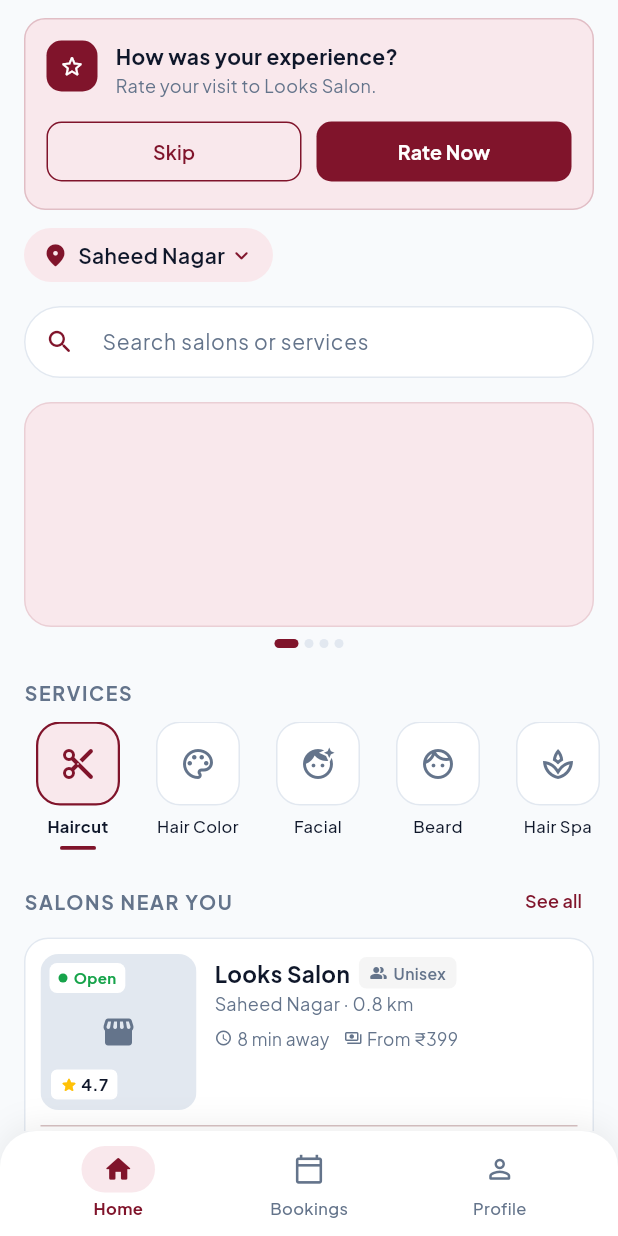
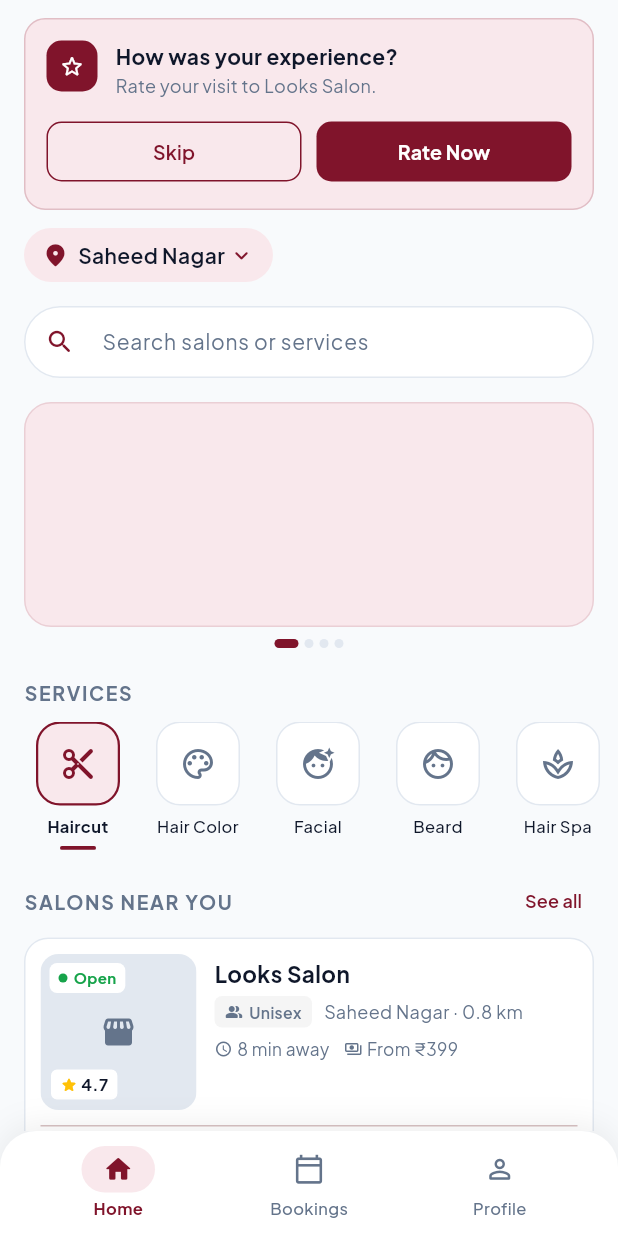
Before and after one commit to IshaNayal/ZALONO-consumer-app, a Flutter app: the screen it shows after launch, on a phone screen of 412 x 824 dp. Run offline on Flutter 3.47's test engine with Material 3 defaults, Android fonts, the phone set to English and light mode, and no system bars; our stand-ins replace google_fonts, shared_preferences; network calls fail.

Commit message:
Size the category strip to the text scale and free the Home card name row

```diff
--- a/flutter_zalono/lib/components/consumer/category_section.dart
+++ b/flutter_zalono/lib/components/consumer/category_section.dart
@@ -63,7 +63,11 @@
             ),
           ),
           SizedBox(
-            height: 92,
+            // Sized from the tile rather than a magic constant: the strip
+            // hands its tiles a tight height, so the label growing with the
+            // system text scale used to run past the bottom by a pixel or two
+            // from 1.5x up.
+            height: CategoryItem.stripHeightFor(context),
             child: ListView.separated(
               scrollDirection: Axis.horizontal,
               padding: const EdgeInsets.symmetric(horizontal: 16),
@@ -201,6 +205,21 @@
   final VoidCallback onTap;
   final bool isSelected;
 
+  /// Height of the strip at an unscaled label: 85.5px of tile plus the
+  /// breathing room the layout has always had.
+  static const double _restHeight = 92.0;
+
+  /// The tile's label is the only part that scales, and it gains 15.5px for
+  /// every 1x of system text scale. 16 leaves a little headroom so nonlinear
+  /// scalers cannot push the label back out of the box.
+  static const double _heightPerScaleStep = 16;
+
+  /// Height the horizontal strip needs so no tile label is ever clipped.
+  static double stripHeightFor(BuildContext context) {
+    final scale = MediaQuery.textScalerOf(context).scale(1);
+    return (_restHeight + (scale - 1) * _heightPerScaleStep).ceilToDouble();
+  }
+
   @override
   Widget build(BuildContext context) {
     return GestureDetector(
--- a/flutter_zalono/lib/components/consumer/salon_card.dart
+++ b/flutter_zalono/lib/components/consumer/salon_card.dart
@@ -43,10 +43,7 @@
                       crossAxisAlignment: CrossAxisAlignment.start,
                       children: [
                         const SizedBox(height: 2),
-                        Row(
-                          children: [
-                            Flexible(
-                              child: Text(
+                        Text(
                           salon.name,
                           maxLines: 1,
                           overflow: TextOverflow.ellipsis,
@@ -56,20 +53,28 @@
                             color: ZalonoTheme.textDark,
                           ),
                         ),
-                            ),
-                            const SizedBox(width: 6),
+                        const SizedBox(height: 5),
+                        // Tag and location share this row rather than the
+                        // name's. As a sibling of the name the tag competed for
+                        // the same width and squeezed the name to nothing once
+                        // the system text scale grew it.
+                        Wrap(
+                          spacing: 8,
+                          runSpacing: 4,
+                          crossAxisAlignment: WrapCrossAlignment.center,
+                          children: [
                             SalonGenderTag(gender: salon.gender),
-                          ],
-                        ),
-                        const SizedBox(height: 2),
                             Text(
-                          '${salon.area.split(',').first} · ${salon.distanceKm} km',
+                              '${salon.area.split(',').first} · '
+                              '${salon.distanceKm} km',
                               maxLines: 1,
                               overflow: TextOverflow.ellipsis,
                               style: const TextStyle(
                                 fontSize: 12,
                                 color: ZalonoTheme.textMuted,
                               ),
+                            ),
+                          ],
                         ),
                         const SizedBox(height: 6),
                         Wrap(
```
Also changed, not shown: 1 other file. Lines whose indentation alone changed are shown as unchanged.
